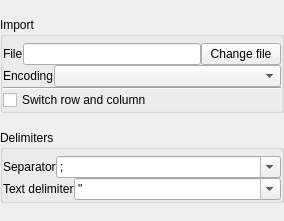
This is library/tulip-qt/designer/CSVParserConfigurationWidget.ui in vadivelselvaraj/TulipGLImprovement as Qt 5 draws it before an edit. The edited form follows.
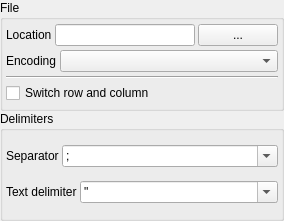
This is the edited form. Custom widgets are drawn as their Qt base class.

The edit to the form file:
```diff
--- a/library/tulip-qt/designer/CSVParserConfigurationWidget.ui
+++ b/library/tulip-qt/designer/CSVParserConfigurationWidget.ui
@@ -22,37 +22,22 @@
    </property>
    <item>
     <widget class="QGroupBox" name="groupBox">
-     <property name="sizePolicy">
-      <sizepolicy hsizetype="Preferred" vsizetype="Fixed">
-       <horstretch>0</horstretch>
-       <verstretch>0</verstretch>
-      </sizepolicy>
-     </property>
      <property name="title">
-      <string>Import</string>
+      <string>File</string>
      </property>
      <layout class="QVBoxLayout" name="verticalLayout">
       <property name="spacing">
-       <number>0</number>
+       <number>3</number>
       </property>
-      <property name="leftMargin">
-       <number>0</number>
-      </property>
-      <property name="topMargin">
-       <number>6</number>
-      </property>
-      <property name="rightMargin">
-       <number>0</number>
-      </property>
-      <property name="bottomMargin">
-       <number>0</number>
+      <property name="margin">
+       <number>3</number>
       </property>
       <item>
        <layout class="QHBoxLayout" name="horizontalLayout">
         <item>
          <widget class="QLabel" name="fileLabel">
           <property name="text">
-           <string>File</string>
+           <string>Location</string>
           </property>
          </widget>
         </item>
@@ -66,7 +51,7 @@
         <item>
          <widget class="QPushButton" name="fileChooserPushButton">
           <property name="text">
-           <string>Change file</string>
+           <string>...</string>
           </property>
          </widget>
         </item>
@@ -111,30 +96,15 @@
    </item>
    <item>
     <widget class="QGroupBox" name="groupBox_2">
-     <property name="sizePolicy">
-      <sizepolicy hsizetype="Preferred" vsizetype="Fixed">
-       <horstretch>0</horstretch>
-       <verstretch>0</verstretch>
-      </sizepolicy>
-     </property>
      <property name="title">
       <string>Delimiters</string>
      </property>
      <layout class="QVBoxLayout" name="verticalLayout_3">
       <property name="spacing">
-       <number>0</number>
+       <number>3</number>
       </property>
-      <property name="leftMargin">
-       <number>0</number>
-      </property>
-      <property name="topMargin">
-       <number>6</number>
-      </property>
-      <property name="rightMargin">
-       <number>0</number>
-      </property>
-      <property name="bottomMargin">
-       <number>0</number>
+      <property name="margin">
+       <number>3</number>
       </property>
       <item>
        <layout class="QHBoxLayout" name="horizontalLayout_4">
```
